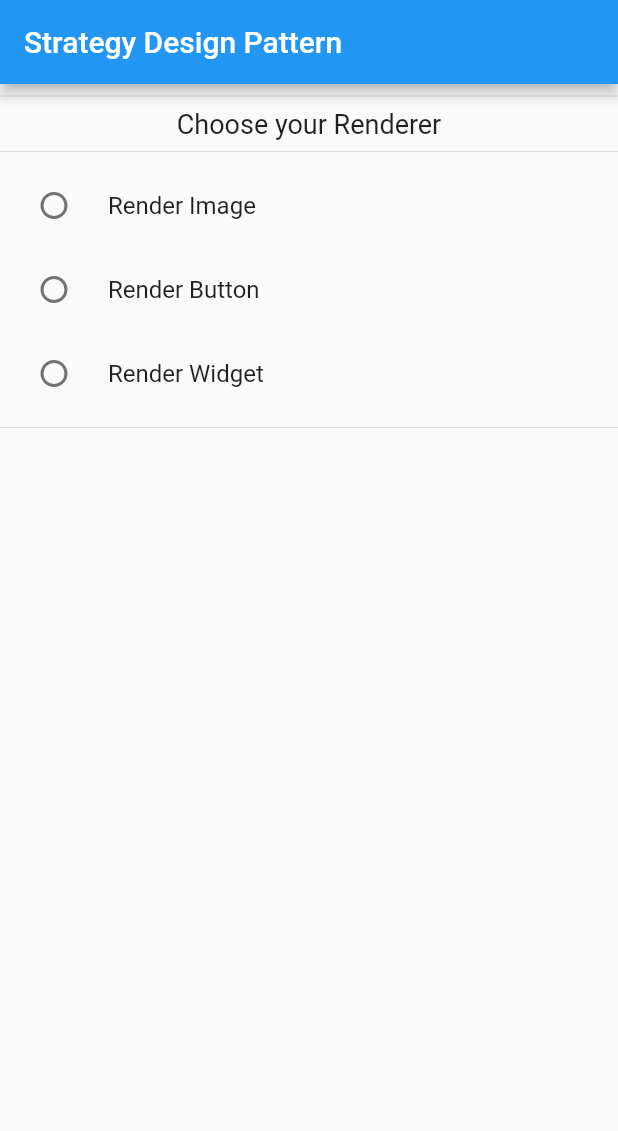
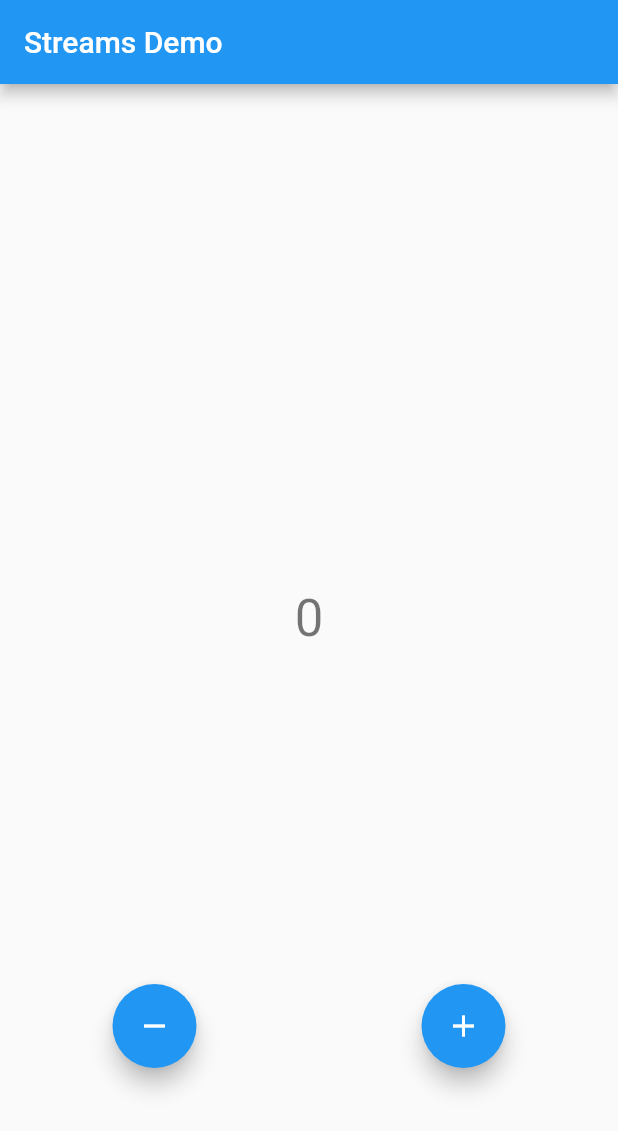
Before and after one commit to fahmi54321/solid_flutter_learn, a Flutter app: the screen it shows after launch, on a phone screen of 412 x 824 dp. Shown: the top 1131 px of the screen. Run offline on Flutter 3.47's test engine with Material 2 defaults, Android fonts, the phone set to English and light mode, and no system bars.

Commit message:
observer pattern

```diff
--- /dev/null
+++ b/lib/counter_controller.dart
@@ -0,0 +1,44 @@
+import 'dart:async';
+
+import 'package:flutter/foundation.dart';
+
+enum Event { increment, decrement }
+
+class CounterController {
+  int counter = 0;
+
+  final StreamController<int> _counterController = StreamController<int>();
+  StreamSink<int> get counterSink => _counterController.sink;
+  Stream<int> get counterStream => _counterController.stream;
+
+  final StreamController<Event> _eventController = StreamController<Event>();
+  StreamSink<Event> get eventSink => _eventController.sink;
+  Stream<Event> get eventStream => _eventController.stream;
+
+  StreamSubscription? listener;
+
+  CounterController() {
+    listener = eventStream.listen((Event event) {
+      debugPrint('CounterController - <receive> <event notification>');
+      switch (event) {
+        case Event.increment:
+          counter += 1;
+
+          break;
+        case Event.decrement:
+          counter -= 1;
+          break;
+        default:
+      }
+
+      counterSink.add(counter);
+      debugPrint('CounterController - <send> <event trigger>');
+    });
+  }
+
+  dispose() {
+    listener?.cancel();
+    _counterController.close();
+    _eventController.close();
+  }
+}
--- a/lib/main.dart
+++ b/lib/main.dart
@@ -1,5 +1,5 @@
 import 'package:flutter/material.dart';
-import 'package:solid_flutter_learn/main_page.dart';
+import 'package:solid_flutter_learn/counter_controller.dart';
 
 void main() {
   runApp(const MyApp());
@@ -20,7 +20,88 @@ class MyApp extends StatelessWidget {
   Widget build(BuildContext context) {
     return const MaterialApp(
       title: 'Factory Method Pattern',
-      home: MainPage(),
+      home: MyHomePage(),
     );
   }
 }
+
+class MyHomePage extends StatefulWidget {
+  const MyHomePage({Key? key}) : super(key: key);
+
+  @override
+  State<MyHomePage> createState() => _MyHomePageState();
+}
+
+class _MyHomePageState extends State<MyHomePage> {
+  late CounterController _counterController;
+
+  @override
+  void initState() {
+    _counterController = CounterController();
+    super.initState();
+  }
+
+  @override
+  void dispose() {
+    _counterController.dispose();
+    super.dispose();
+  }
+
+  @override
+  Widget build(BuildContext context) {
+    return Scaffold(
+      appBar: AppBar(
+        title: const Text("Streams Demo"),
+      ),
+      body: Column(
+        mainAxisAlignment: MainAxisAlignment.spaceAround,
+        children: [
+          Container(),
+          Center(
+              child: StreamBuilder<int>(
+                  stream: _counterController.counterStream,
+                  initialData: 0,
+                  builder: (
+                    BuildContext context,
+                    AsyncSnapshot<int> snapshot,
+                  ) {
+                    if (snapshot.hasData) {
+                      debugPrint(
+                          '_MyHomePageState - <receive> <event notification> data: ${snapshot.data}');
+                      return Text(
+                        '${snapshot.data}',
+                        style: Theme.of(context).textTheme.headline4,
+                      );
+                    } else {
+                      return Text(
+                        'Empty data',
+                        style: Theme.of(context).textTheme.headline4,
+                      );
+                    }
+                  })),
+          Row(
+            mainAxisAlignment: MainAxisAlignment.spaceAround,
+            children: [
+              FloatingActionButton(
+                onPressed: () {
+                  debugPrint('_MyHomePageState - <send> <event trigger>');
+                  _counterController.eventSink.add(Event.decrement);
+                },
+                tooltip: 'Decrement',
+                child: const Icon(Icons.remove),
+              ),
+              FloatingActionButton(
+                onPressed: () {
+                  debugPrint('_MyHomePageState - <send> <event trigger>');
+                  _counterController.eventSink.add(Event.increment);
+                },
+                tooltip: 'Increment',
+                child: const Icon(Icons.add),
+              ),
+            ],
+          )
+        ],
+      ),
+    );
+  }
+}
--- a/lib/main_page.dart
+++ /dev/null
@@ -1,74 +0,0 @@
-import 'package:flutter/material.dart';
-import 'package:solid_flutter_learn/renderer.dart';
-
-class MainPage extends StatefulWidget {
-  const MainPage({Key? key}) : super(key: key);
-
-  @override
-  State<MainPage> createState() => _MainPageState();
-}
-
-class _MainPageState extends State<MainPage> {
-  String? renderer;
-  Renderer? currRenderer;
-
-  @override
-  Widget build(BuildContext context) {
-    return Scaffold(
-      appBar: AppBar(
-        title: const Text('Strategy Design Pattern'),
-      ),
-      body: SingleChildScrollView(
-        child: Column(
-          children: [
-            const Divider(),
-            const Text(
-              "Choose your Renderer",
-              style: TextStyle(fontSize: 18),
-            ),
-            const Divider(),
-            RadioListTile(
-              title: const Text("Render Image"),
-              value: "image",
-              groupValue: renderer,
-              onChanged: (value) {
-                setState(() {
-                  renderer = value.toString();
-                  currRenderer = ImageRenderer();
-                });
-              },
-            ),
-            RadioListTile(
-              title: const Text("Render Button"),
-              value: "button",
-              groupValue: renderer,
-              onChanged: (value) {
-                setState(() {
-                  renderer = value.toString();
-                  currRenderer = ButtonRenderer();
-                });
-              },
-            ),
-            RadioListTile(
-              title: const Text("Render Widget"),
-              value: "widget",
-              groupValue: renderer,
-              onChanged: (value) {
-                setState(() {
-                  renderer = value.toString();
-                  currRenderer = WidgetRenderer();
-                });
-              },
-            ),
-            const Divider(),
-            Container(
-              margin: const EdgeInsets.all(10.0),
-              padding: const EdgeInsets.all(10.0),
-              child: currRenderer?.render(),
-            )
-          ],
-        ),
-      ),
-    );
-  }
-}
--- a/lib/renderer.dart
+++ /dev/null
@@ -1,48 +0,0 @@
-import 'package:flutter/material.dart';
-
-abstract class Renderer {
-  Widget render();
-}
-
-class ImageRenderer extends Renderer {
-  @override
-  Widget render() {
-    return Image.asset('images/dart_with_flutter.png');
-  }
-}
-
-class ButtonRenderer extends Renderer {
-  @override
-  Widget render() {
-    return ElevatedButton(
-      style: ElevatedButton.styleFrom(primary: Colors.blue),
-      onPressed: () {
-        debugPrint('Elevated Button Pressed');
-      },
-      child: const Text('Elevated Button'),
-    );
-  }
-}
-
-class WidgetRenderer extends Renderer {
-  @override
-  Widget render() {
-    return GestureDetector(
-      behavior: HitTestBehavior.opaque,
-      onTap: () {
-        debugPrint('Tapped The Row');
-      },
-      child: Row(
-        mainAxisAlignment: MainAxisAlignment.spaceEvenly,
-        children: const [
-          Icon(
-            Icons.local_fire_department,
-            color: Colors.amberAccent,
-          ),
-          Text('Row Widget'),
-          Icon(Icons.local_fire_department),
-        ],
-      ),
-    );
-  }
-}
```
